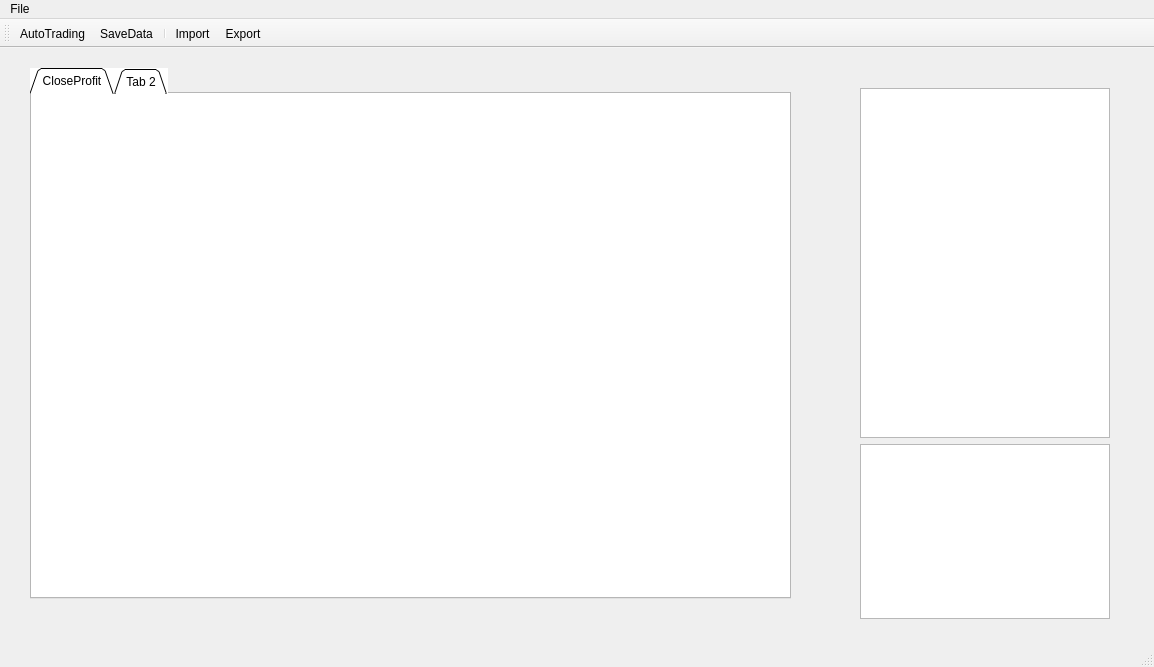
The window that GUI/MainWindow_TC.ui (a046829713/Crypto_trading) describes before a commit, drawn with Qt 5.
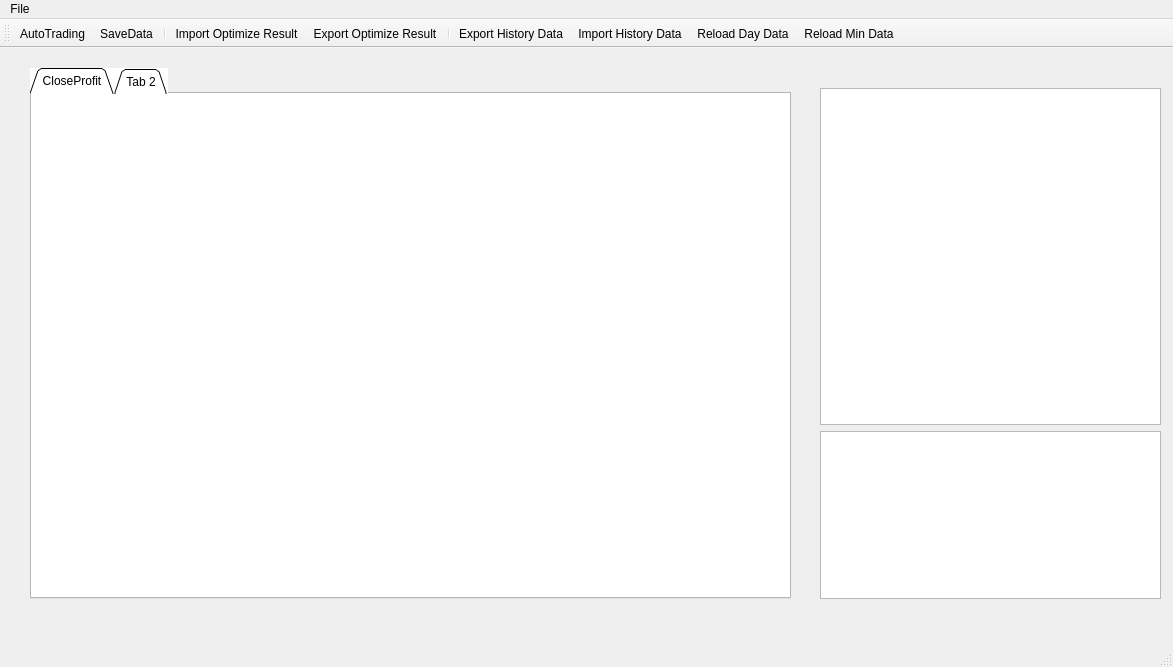
The same window after the commit. Icons and pictures are not drawn.

```diff
--- a/GUI/MainWindow_TC.ui
+++ b/GUI/MainWindow_TC.ui
@@ -6,7 +6,7 @@
    <rect>
     <x>0</x>
     <y>0</y>
-    <width>1154</width>
+    <width>1173</width>
     <height>667</height>
    </rect>
   </property>
@@ -52,35 +52,21 @@
      </attribute>
     </widget>
    </widget>
-   <widget class="QWidget" name="layoutWidget">
+   <widget class="QWidget" name="">
     <property name="geometry">
      <rect>
-      <x>860</x>
+      <x>820</x>
       <y>40</y>
-      <width>252</width>
-      <height>531</height>
+      <width>341</width>
+      <height>511</height>
      </rect>
     </property>
     <layout class="QVBoxLayout" name="verticalLayout" stretch="2,1">
      <item>
-      <widget class="QTableView" name="NowMonitorStrategy_from">
-       <property name="maximumSize">
-        <size>
-         <width>250</width>
-         <height>400</height>
-        </size>
-       </property>
-      </widget>
+      <widget class="QTableWidget" name="tableWidget"/>
      </item>
      <item>
-      <widget class="QTextEdit" name="textEdit">
-       <property name="maximumSize">
-        <size>
-         <width>250</width>
-         <height>400</height>
-        </size>
-       </property>
-      </widget>
+      <widget class="QTextEdit" name="trade_info"/>
      </item>
     </layout>
    </widget>
@@ -90,7 +76,7 @@
     <rect>
      <x>0</x>
      <y>0</y>
-     <width>1154</width>
+     <width>1173</width>
      <height>22</height>
     </rect>
    </property>
@@ -131,6 +117,11 @@
    <addaction name="separator"/>
    <addaction name="actionimport"/>
    <addaction name="actionexport"/>
+   <addaction name="separator"/>
+   <addaction name="actionExport_History_Data"/>
+   <addaction name="actionImport_History_Data"/>
+   <addaction name="actionReload_Day_Data"/>
+   <addaction name="actionReload_Min_Data"/>
   </widget>
   <action name="actionimport">
    <property name="icon">
@@ -138,7 +129,7 @@
      <normaloff>Images/ImportData.png</normaloff>Images/ImportData.png</iconset>
    </property>
    <property name="text">
-    <string>Import</string>
+    <string>Import Optimize Result</string>
    </property>
   </action>
   <action name="actionexport">
@@ -147,7 +138,7 @@
      <normaloff>:/images/Images/CsvExport.jpg</normaloff>:/images/Images/CsvExport.jpg</iconset>
    </property>
    <property name="text">
-    <string>Export</string>
+    <string>Export Optimize Result</string>
    </property>
   </action>
   <action name="actionAutoTrading">
@@ -178,6 +169,24 @@
     <string>Reload Min Data</string>
    </property>
   </action>
+  <action name="actionExport_History_Data">
+   <property name="icon">
+    <iconset>
+     <normaloff>Images/exporthistory.png</normaloff>Images/exporthistory.png</iconset>
+   </property>
+   <property name="text">
+    <string>Export History Data</string>
+   </property>
+  </action>
+  <action name="actionImport_History_Data">
+   <property name="icon">
+    <iconset>
+     <normaloff>Images/importhistory.png</normaloff>Images/importhistory.png</iconset>
+   </property>
+   <property name="text">
+    <string>Import History Data</string>
+   </property>
+  </action>
  </widget>
  <resources>
   <include location="images.qrc"/>
```
Left out of the diff: 16 changed lines with no effect on the pictures.
